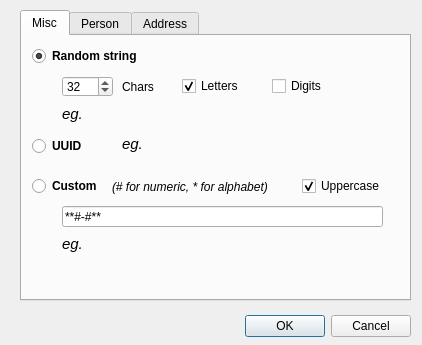
Qt form resources/ui/faker_dialog.ui (namuan/http-rider) before a commit.
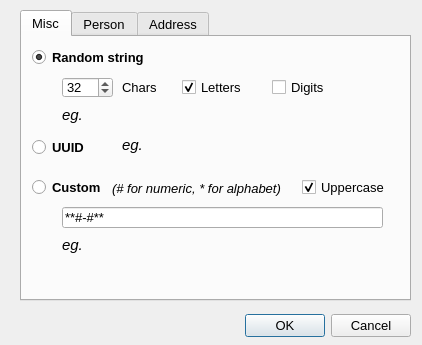
The same form after that commit.

Commit message: [Feature] Added Raw Request/Response rendering [Improv] Refactored more files to absolute imports [Improv] Changed font size to 10

What changed in the file:
```diff
--- a/resources/ui/faker_dialog.ui
+++ b/resources/ui/faker_dialog.ui
@@ -10,6 +10,11 @@
     <height>345</height>
    </rect>
   </property>
+  <property name="font">
+   <font>
+    <pointsize>10</pointsize>
+   </font>
+  </property>
   <property name="windowTitle">
    <string>Dialog</string>
   </property>
```
The commit also changes 56 other files.
